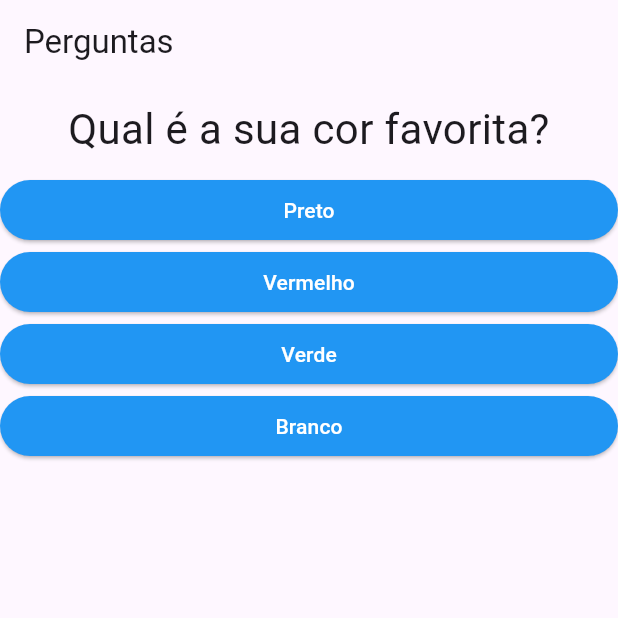
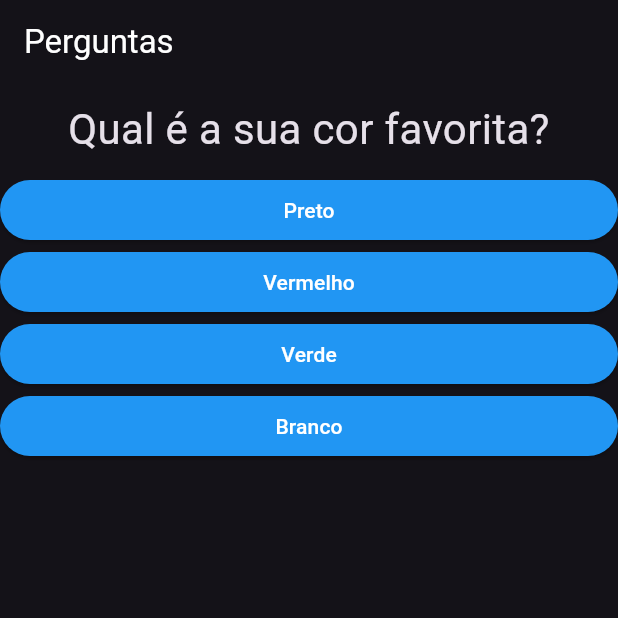
Before and after one commit to Kaue-Dev2000/app-perguntas, a Flutter app: the screen it shows after launch, on a phone screen of 412 x 824 dp, the top half of it. Run offline on Flutter 3.47's test engine with Material 3 defaults, Android fonts, the phone set to English and light mode, and no system bars.

Commit message:
dark theme implemented; debug image removed from the screen

```diff
--- a/lib/main.dart
+++ b/lib/main.dart
@@ -47,16 +47,30 @@ class PerguntaAppState extends State<PerguntaApp> {
   List<String>? resposta = _temPerguntaSelecionada ? _perguntas[_perguntaSelecionada].cast()['resposta'] : null;
 
     return MaterialApp(
+
+      debugShowCheckedModeBanner: false,
+      theme: ThemeData(
+        primarySwatch: Colors.blue,
+        brightness: Brightness.dark
+      ),
       home: Scaffold(
         appBar: AppBar(
           title: Text('Perguntas'),
+          foregroundColor: Colors.white,
         ),
         body: _temPerguntaSelecionada ? Column(
           children: <Widget>[
             Questao(_perguntas[_perguntaSelecionada]['texto'].toString()),
-            ...resposta!.map((t) => Resposta(t, _responder)).toList(),
+            ...resposta!.map((t) => Resposta(t, _responder)),
           ],
-        ) : null,
+        ) : const Center(
+          child: Text(
+            'Parabéns!',
+            style: TextStyle(
+              fontSize: 28,
+            ),
+          ),
+        ),
       ),
     );
   }
```
